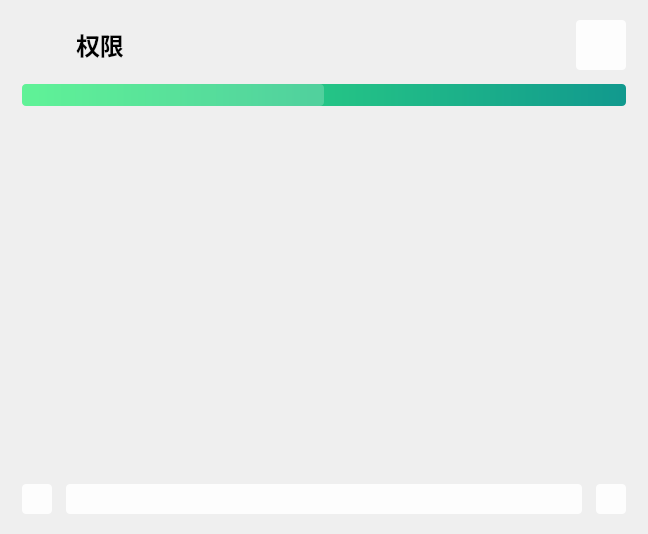
Qt form QtAdb/sonPages/apps/sp_permissions.ui (LapplandSP/QtAdb) before a commit.
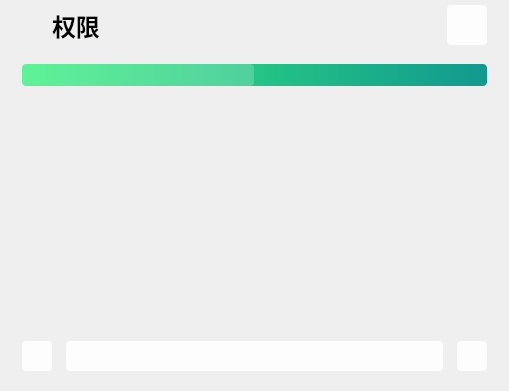
The same form after that commit. Icons and pictures are not drawn.

```diff
--- a/QtAdb/sonPages/apps/sp_permissions.ui
+++ b/QtAdb/sonPages/apps/sp_permissions.ui
@@ -6,14 +6,17 @@
    <rect>
     <x>0</x>
     <y>0</y>
-    <width>648</width>
-    <height>534</height>
+    <width>509</width>
+    <height>391</height>
    </rect>
   </property>
   <property name="windowTitle">
    <string>Form</string>
   </property>
   <layout class="QHBoxLayout" name="horizontalLayout_3">
+   <property name="topMargin">
+    <number>0</number>
+   </property>
    <item>
     <widget class="QWidget" name="widget" native="true">
      <property name="styleSheet">
@@ -25,6 +28,9 @@
       <property name="leftMargin">
        <number>11</number>
       </property>
+      <property name="topMargin">
+       <number>0</number>
+      </property>
       <property name="rightMargin">
        <number>11</number>
       </property>
@@ -36,20 +42,20 @@
         <item>
          <layout class="QHBoxLayout" name="horizontalLayout_2">
           <property name="spacing">
-           <number>14</number>
+           <number>0</number>
           </property>
           <item>
            <widget class="QLabel" name="icon">
             <property name="minimumSize">
              <size>
-              <width>40</width>
-              <height>40</height>
+              <width>30</width>
+              <height>30</height>
              </size>
             </property>
             <property name="maximumSize">
              <size>
-              <width>40</width>
-              <height>40</height>
+              <width>30</width>
+              <height>30</height>
              </size>
             </property>
             <property name="styleSheet">
@@ -78,7 +84,6 @@
             </property>
             <property name="font">
              <font>
-              <family>MiSans Medium</family>
               <pointsize>18</pointsize>
               <bold>true</bold>
              </font>
@@ -96,14 +101,14 @@
            <widget class="QPushButton" name="open_another_window">
             <property name="minimumSize">
              <size>
-              <width>30</width>
-              <height>30</height>
+              <width>40</width>
+              <height>40</height>
              </size>
             </property>
             <property name="maximumSize">
              <size>
-              <width>50</width>
-              <height>50</height>
+              <width>40</width>
+              <height>40</height>
              </size>
             </property>
             <property name="styleSheet">
@@ -159,9 +164,7 @@
         <item>
          <widget class="QTableView" name="tableView">
           <property name="font">
-           <font>
-            <family>MiSans Medium</family>
-           </font>
+           <font/>
           </property>
          </widget>
         </item>
```
